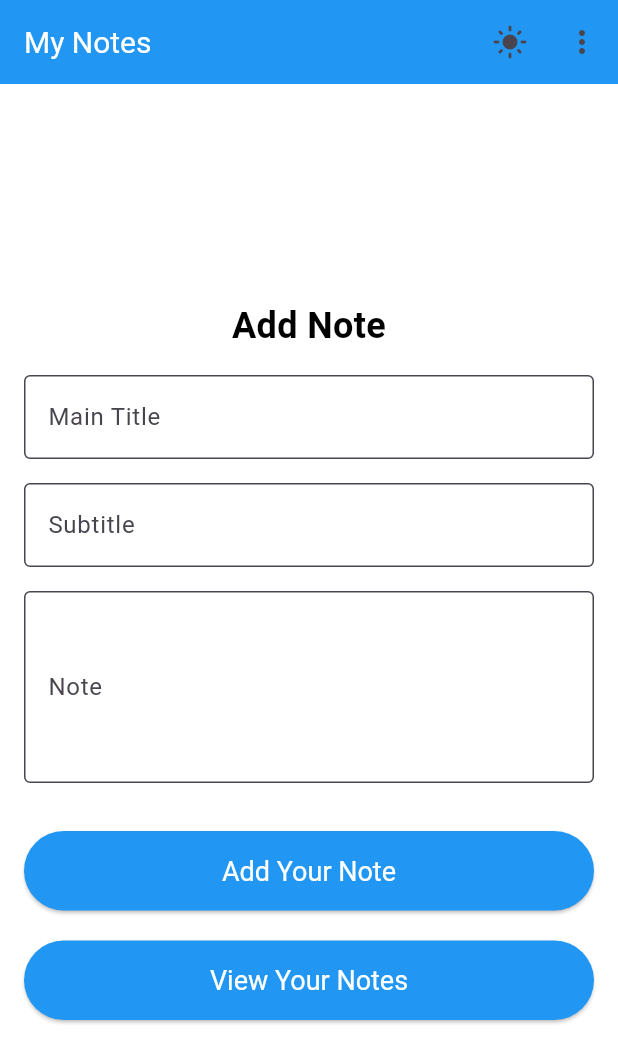
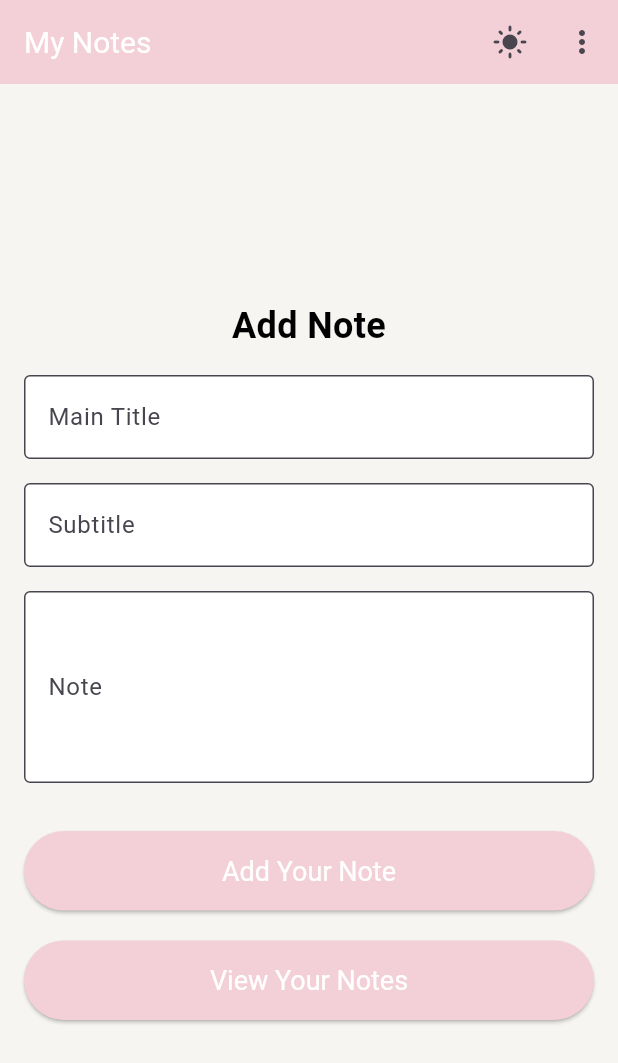
Before and after one commit to engbasel/Notes-App-SQflite, a Flutter app: the screen it shows after launch, on a phone screen of 412 x 824 dp. Shown: the top 1063 px of the screen. Run offline on Flutter 3.47's test engine with Material 3 defaults, Android fonts, the phone set to English and light mode, and no system bars; our stand-ins replace sqflite_common_ffi; accounts and stored records are empty.

Commit message:
"Updated light and dark theme colors and styles in theme.dart"

```diff
--- a/lib/theme.dart
+++ b/lib/theme.dart
@@ -1,12 +1,12 @@
 import 'package:flutter/material.dart';
 
-// --------------------------------------------------------------------------
+//----------------------------- lightTheme -------------------------------------
 final ThemeData lightTheme = ThemeData(
   primarySwatch: Colors.blue,
   brightness: Brightness.light,
-  scaffoldBackgroundColor: Colors.white,
+  scaffoldBackgroundColor: const Color(0xffF6F5F2),
   appBarTheme: const AppBarTheme(
-    backgroundColor: Colors.blue,
+    backgroundColor: Color(0xffF3D0D7),
     titleTextStyle: TextStyle(color: Colors.white, fontSize: 20),
   ),
   textTheme: const TextTheme(
@@ -21,37 +21,39 @@ final ThemeData lightTheme = ThemeData(
   elevatedButtonTheme: ElevatedButtonThemeData(
     style: ElevatedButton.styleFrom(
       foregroundColor: Colors.white,
-      backgroundColor: Colors.blue,
+      backgroundColor: const Color(0xffF3D0D7),
       padding: const EdgeInsets.symmetric(vertical: 16),
       textStyle: const TextStyle(fontSize: 18),
     ),
   ),
 );
-// --------------------------------------------------------------------------
+//----------------------------- lightTheme -------------------------------------
+
+//----------------------------------darkTheme ----------------------------------
 final ThemeData darkTheme = ThemeData(
   primarySwatch: Colors.blue,
   brightness: Brightness.dark,
-  scaffoldBackgroundColor: const Color(0xff333333),
+  scaffoldBackgroundColor: const Color(0xff41668a),
   appBarTheme: const AppBarTheme(
-    backgroundColor: Colors.blue,
+    backgroundColor: Color(0xff223547),
     titleTextStyle: TextStyle(color: Colors.white, fontSize: 20),
   ),
   textTheme: const TextTheme(
     bodyLarge: TextStyle(color: Colors.white),
     bodyMedium: TextStyle(color: Colors.white),
   ),
-  inputDecorationTheme: InputDecorationTheme(
-    border: const OutlineInputBorder(),
+  inputDecorationTheme: const InputDecorationTheme(
+    border: OutlineInputBorder(),
     filled: true,
-    fillColor: Colors.grey[800],
+    fillColor: Color(0xff395979),
   ),
   elevatedButtonTheme: ElevatedButtonThemeData(
     style: ElevatedButton.styleFrom(
       foregroundColor: Colors.white,
-      backgroundColor: Colors.blue,
+      backgroundColor: const Color(0xff223547),
       padding: const EdgeInsets.symmetric(vertical: 16),
       textStyle: const TextStyle(fontSize: 18),
     ),
   ),
 );
-// --------------------------------------------------------------------------
+//--------------------------------- darkTheme ----------------------------------
```
Also changed, not shown: lib/utils/NoteItem.dart (added, +78 -0 lines), lib/utils/custom_snack_bar.dart (added, +33 -0 lines).
